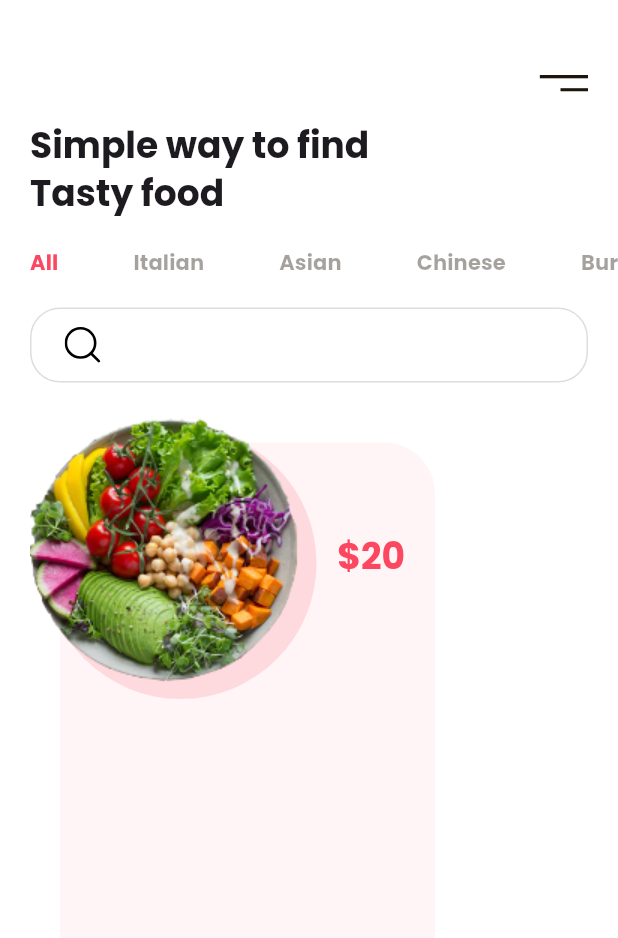
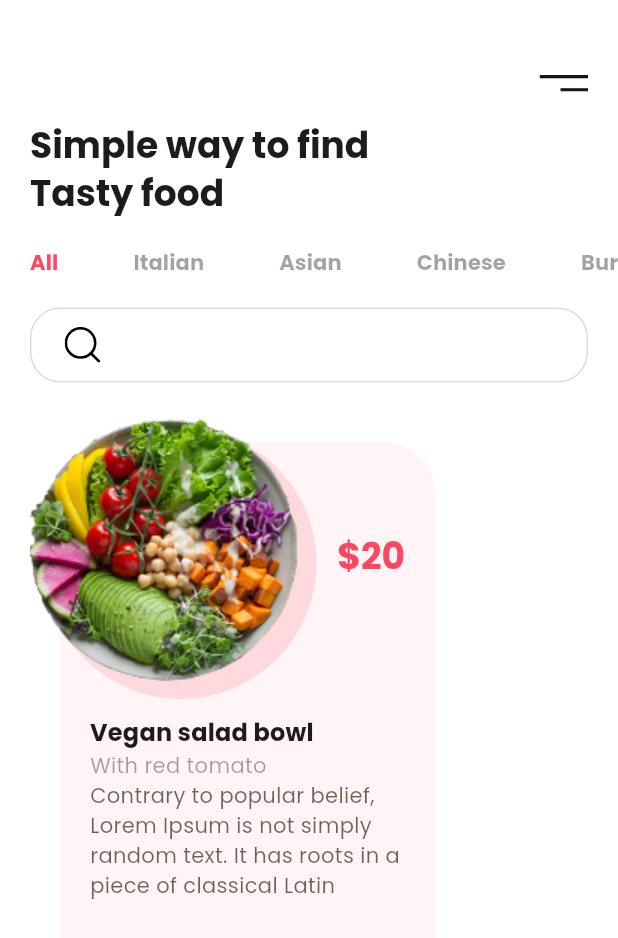
Before and after one commit to ten66/tfw_food_delivery_app, a Flutter app: the screen it shows after launch, on a phone screen of 412 x 824 dp. Shown: the top 938 px of the screen. Run offline on Flutter 3.47's test engine with Material 2 defaults, Android fonts, the phone set to English and light mode, and no system bars; our stand-ins replace flutter_svg.

Commit message:
add: :art: #2 商品詳細テキストの追加 ~8:35

```diff
--- a/lib/main.dart
+++ b/lib/main.dart
@@ -21,6 +21,7 @@ class MyApp extends StatelessWidget {
         textTheme: const TextTheme(
           headlineSmall: TextStyle(fontWeight: FontWeight.bold),
           labelLarge: TextStyle(fontWeight: FontWeight.bold),
+          titleMedium: TextStyle(fontWeight: FontWeight.bold),
         ),
         // colorScheme: ColorScheme.fromSeed(seedColor: Colors.deepPurple),
         useMaterial3: true,
@@ -137,6 +138,35 @@ class HomeScreen extends StatelessWidget {
                         .copyWith(color: kPrimaryColor),
                   ),
                 ),
+                Positioned(
+                  top: 201,
+                  left: 40,
+                  child: Container(
+                    width: 210,
+                    child: Column(
+                      crossAxisAlignment: CrossAxisAlignment.start,
+                      children: [
+                        Text(
+                          'Vegan salad bowl',
+                          style: Theme.of(context).textTheme.titleMedium,
+                        ),
+                        Text(
+                          'With red tomato',
+                          style: TextStyle(
+                            color: kTextColor.withOpacity(.4),
+                          ),
+                        ),
+                        Text(
+                          'Contrary to popular belief, Lorem Ipsum is not simply random text. It has roots in a piece of classical Latin',
+                          maxLines: 4,
+                          style: TextStyle(
+                            color: kTextColor.withOpacity(.65),
+                          ),
+                        ),
+                      ],
+                    ),
+                  ),
+                ),
               ],
             ),
           ),
```
